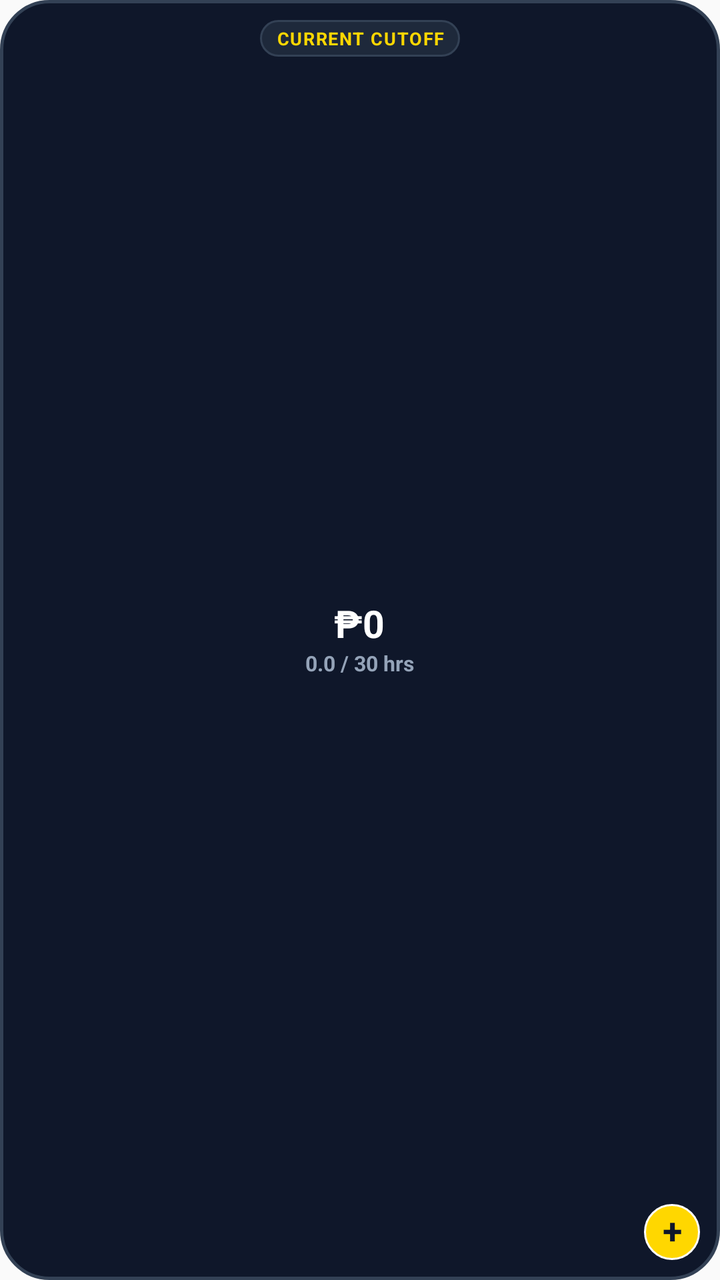
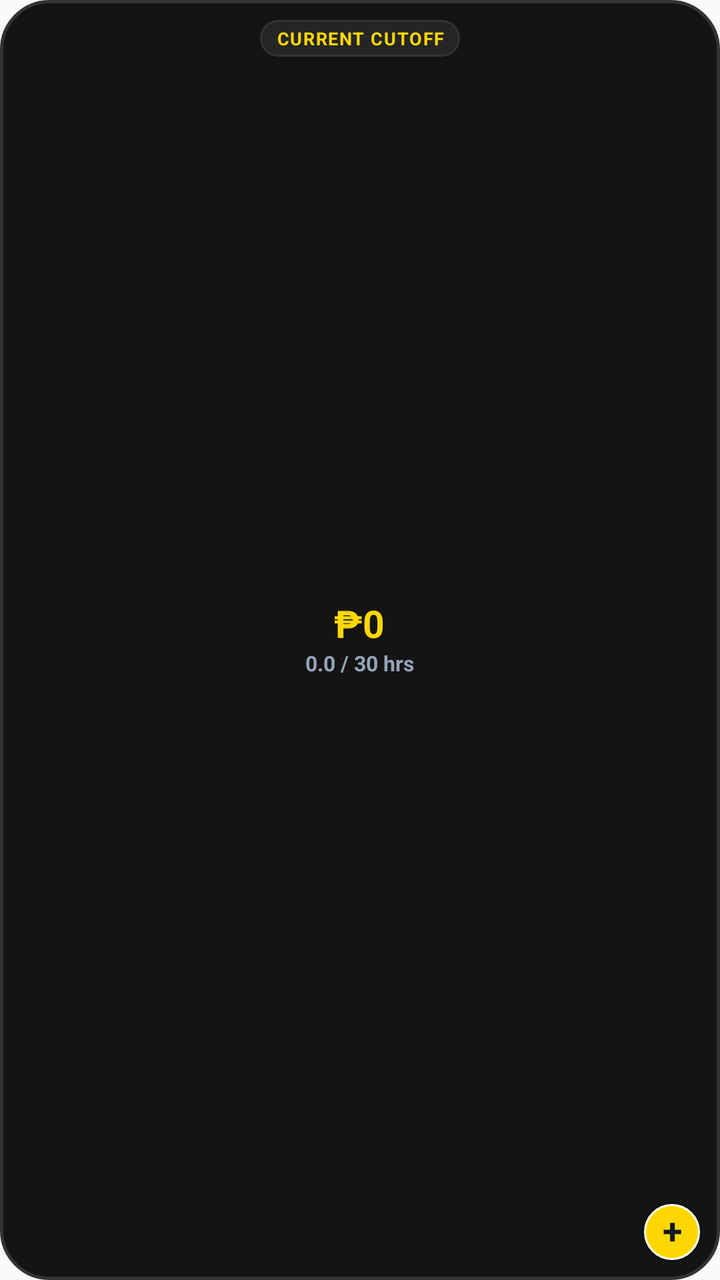

An Android layout rendered at two revisions. The XML below is the earlier revision; the diff shows what the commit changed to produce the second picture.
<!-- AndroidManifest.xml: application theme Theme.OTTracker -->
<!-- res/layout/widget_compact_gauge.xml -->
<?xml version="1.0" encoding="utf-8"?>
<RelativeLayout xmlns:android="http://schemas.android.com/apk/res/android"
    android:id="@+id/widget_compact_root"
    android:layout_width="match_parent"
    android:layout_height="match_parent"
    android:background="@drawable/widget_compact_bg"
    android:padding="10dp">

    
    <TextView
        android:id="@+id/widget_compact_badge"
        android:layout_width="wrap_content"
        android:layout_height="wrap_content"
        android:layout_alignParentTop="true"
        android:layout_centerHorizontal="true"
        android:background="@drawable/widget_pill_badge_bg"
        android:gravity="center"
        android:letterSpacing="0.06"
        android:paddingStart="8dp"
        android:paddingTop="3dp"
        android:paddingEnd="8dp"
        android:paddingBottom="3dp"
        android:text="CURRENT CUTOFF"
        android:textColor="@color/widget_gold_accent"
        android:textSize="9sp"
        android:textStyle="bold" />

    
    <RelativeLayout
        android:id="@+id/widget_compact_center_container"
        android:layout_width="wrap_content"
        android:layout_height="wrap_content"
        android:layout_centerInParent="true">

        
        <ImageView
            android:id="@+id/widget_compact_gauge_img"
            android:layout_width="118dp"
            android:layout_height="118dp"
            android:layout_centerInParent="true"
            android:contentDescription="Overtime Progress Ring"
            android:scaleType="fitCenter" />

        
        <LinearLayout
            android:layout_width="wrap_content"
            android:layout_height="wrap_content"
            android:layout_centerInParent="true"
            android:gravity="center"
            android:orientation="vertical">

            <TextView
                android:id="@+id/widget_compact_pay"
                android:layout_width="wrap_content"
                android:layout_height="wrap_content"
                android:ellipsize="end"
                android:includeFontPadding="false"
                android:maxLines="1"
                android:singleLine="true"
                android:text="₱0"
                android:textColor="#FFFFFF"
                android:textSize="19sp"
                android:textStyle="bold" />

            <TextView
                android:id="@+id/widget_compact_hours"
                android:layout_width="wrap_content"
                android:layout_height="wrap_content"
                android:layout_marginTop="2dp"
                android:ellipsize="end"
                android:includeFontPadding="false"
                android:maxLines="1"
                android:singleLine="true"
                android:text="0.0 / 30 hrs"
                android:textColor="@color/widget_text_muted"
                android:textSize="10.5sp"
                android:textStyle="bold" />
        </LinearLayout>
    </RelativeLayout>

    
    <TextView
        android:id="@+id/widget_compact_add_btn"
        android:layout_width="28dp"
        android:layout_height="28dp"
        android:layout_alignParentEnd="true"
        android:layout_alignParentBottom="true"
        android:background="@drawable/widget_gold_circle_btn"
        android:gravity="center"
        android:includeFontPadding="false"
        android:text="+"
        android:textColor="#0F172A"
        android:textSize="18sp"
        android:textStyle="bold" />

</RelativeLayout>
<!-- resources referenced by this layout -->
<resources>
  <color name="widget_gold_accent">#FFD700</color>
  <color name="widget_text_muted">#94A3B8</color>
  <!-- drawable widget_compact_bg (drawable) -->
  <?xml version="1.0" encoding="utf-8"?>
  <shape xmlns:android="http://schemas.android.com/apk/res/android"
      android:shape="rectangle">
      <solid android:color="@color/widget_dark_bg" />
      <stroke
          android:width="1.5dp"
          android:color="@color/widget_dark_border" />
      <corners android:radius="24dp" />
  </shape>
  <!-- drawable widget_gold_circle_btn (drawable) -->
  <?xml version="1.0" encoding="utf-8"?>
  <shape xmlns:android="http://schemas.android.com/apk/res/android"
      android:shape="oval">
      <solid android:color="@color/widget_gold_accent" />
      <stroke
          android:width="1dp"
          android:color="#FFFFFF" />
  </shape>
  <!-- drawable widget_pill_badge_bg (drawable) -->
  <?xml version="1.0" encoding="utf-8"?>
  <shape xmlns:android="http://schemas.android.com/apk/res/android"
      android:shape="rectangle">
      <solid android:color="@color/widget_dark_card" />
      <stroke
          android:width="1dp"
          android:color="@color/widget_dark_border" />
      <corners android:radius="12dp" />
  </shape>
  <style name="Theme.OTTracker" parent="android:Theme.Material.Light.NoActionBar" />
  <color name="widget_dark_bg">#0F172A</color>
  <color name="widget_dark_border">#334155</color>
  <color name="widget_dark_card">#1E293B</color>
</resources>

<!-- the commit's change to res/layout/widget_compact_gauge.xml (unified diff, before → after) -->
@@ -58,7 +58,7 @@
                 android:maxLines="1"
                 android:singleLine="true"
                 android:text="₱0"
-                android:textColor="#FFFFFF"
+                android:textColor="@color/widget_gold"
                 android:textSize="19sp"
                 android:textStyle="bold" />
 
<!-- resource entries referenced after the edit -->
@@ -1,5 +1,6 @@
 <!-- resources referenced by this layout -->
 <resources>
+  <color name="widget_gold">#FFD700</color>
   <color name="widget_gold_accent">#FFD700</color>
   <color name="widget_text_muted">#94A3B8</color>
   <!-- drawable widget_compact_bg (drawable) -->
@@ -32,8 +33,8 @@
       <corners android:radius="12dp" />
   </shape>
   <style name="Theme.OTTracker" parent="android:Theme.Material.Light.NoActionBar" />
-  <color name="widget_dark_bg">#0F172A</color>
-  <color name="widget_dark_border">#334155</color>
-  <color name="widget_dark_card">#1E293B</color>
+  <color name="widget_dark_bg">#141414</color>
+  <color name="widget_dark_border">#333333</color>
+  <color name="widget_dark_card">#252525</color>
 </resources>
 
